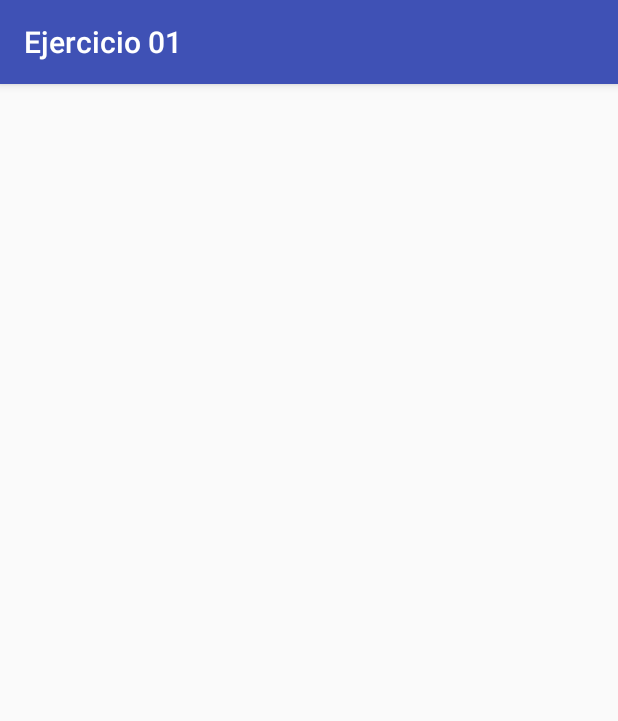
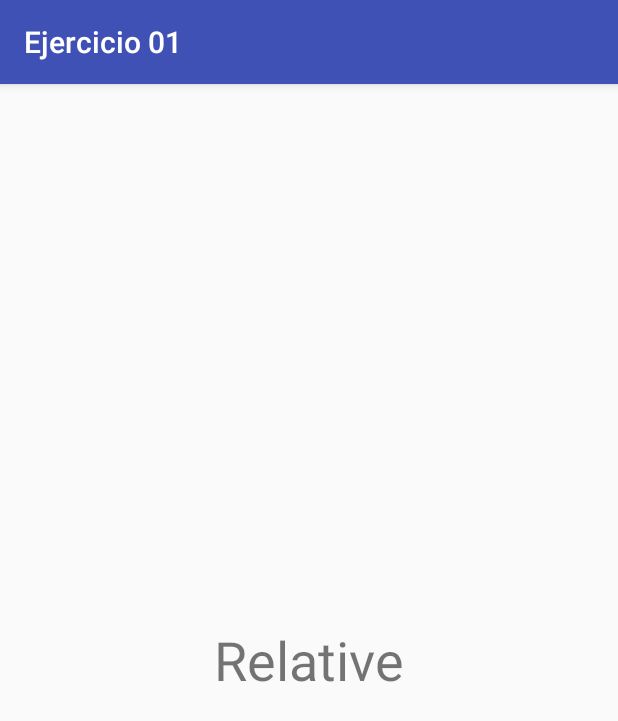
Before and after one commit to Mariova15/PMDM1819, an Android app: the screen it shows after launch (Activity3 before the commit, Activity2 after it), after a tap on "ACTIVITY 2", on a phone screen of 412 x 824 dp. Shown: the top 721 px of the screen. Run offline under Robolectric (Android 15) with nearby library versions, the phone set to English and light mode, and no system bars.

Commit message:
Btn3funcionando

```diff
--- a/Ej01Activity/app/build.gradle
+++ b/Ej01Activity/app/build.gradle
@@ -25,4 +25,5 @@ dependencies {
     testImplementation 'junit:junit:4.12'
     androidTestImplementation 'com.android.support.test:runner:1.0.2'
     androidTestImplementation 'com.android.support.test.espresso:espresso-core:3.0.2'
+    implementation 'com.android.support:design:28.0.0'
 }
--- a/Ej01Activity/app/src/main/java/com/dam/mariova15/ejercicio01/Principal.java
+++ b/Ej01Activity/app/src/main/java/com/dam/mariova15/ejercicio01/Principal.java
@@ -38,7 +38,7 @@ public class Principal extends AppCompatActivity {
         });
 
         btnA3 = findViewById(R.id.buttonActivity3);
-        btnA2.setOnClickListener(new View.OnClickListener() {
+        btnA3.setOnClickListener(new View.OnClickListener() {
             @Override
             public void onClick(View v) {
                 Intent A3 = new Intent(Principal.this, Activity3.class);
--- a/Ej01Activity/app/src/main/res/layout/activity_2.xml
+++ b/Ej01Activity/app/src/main/res/layout/activity_2.xml
@@ -1,10 +1,16 @@
 <?xml version="1.0" encoding="utf-8"?>
-<android.support.constraint.ConstraintLayout
-    xmlns:android="http://schemas.android.com/apk/res/android"
+<RelativeLayout xmlns:android="http://schemas.android.com/apk/res/android"
+    xmlns:app="http://schemas.android.com/apk/res-auto"
     xmlns:tools="http://schemas.android.com/tools"
-    xmlns:app="http://schemas.android.com/apk/res-auto"
     android:layout_width="match_parent"
     android:layout_height="match_parent"
     tools:context=".Activity2">
 
-</android.support.constraint.ConstraintLayout>
+    <TextView
+        android:id="@+id/textViewMensaje"
+        android:layout_width="wrap_content"
+        android:layout_height="wrap_content"
+        android:layout_centerInParent="true"
+        android:text="Relative"
+        android:textSize="36sp" />
+</RelativeLayout>
--- a/Ej01Activity/app/src/main/res/layout/activity_3.xml
+++ b/Ej01Activity/app/src/main/res/layout/activity_3.xml
@@ -1,10 +1,16 @@
 <?xml version="1.0" encoding="utf-8"?>
-<android.support.constraint.ConstraintLayout
-    xmlns:android="http://schemas.android.com/apk/res/android"
+<FrameLayout xmlns:android="http://schemas.android.com/apk/res/android"
+    xmlns:app="http://schemas.android.com/apk/res-auto"
     xmlns:tools="http://schemas.android.com/tools"
-    xmlns:app="http://schemas.android.com/apk/res-auto"
     android:layout_width="match_parent"
     android:layout_height="match_parent"
     tools:context=".Activity3">
 
-</android.support.constraint.ConstraintLayout>
+    <TextView
+        android:id="@+id/textViewMensaje"
+        android:layout_width="wrap_content"
+        android:layout_height="wrap_content"
+        android:layout_gravity="center_vertical|center_horizontal"
+        android:text="Frame"
+        android:textSize="36sp" />
+</FrameLayout>
```
Also changed, not shown: 1 other file.
